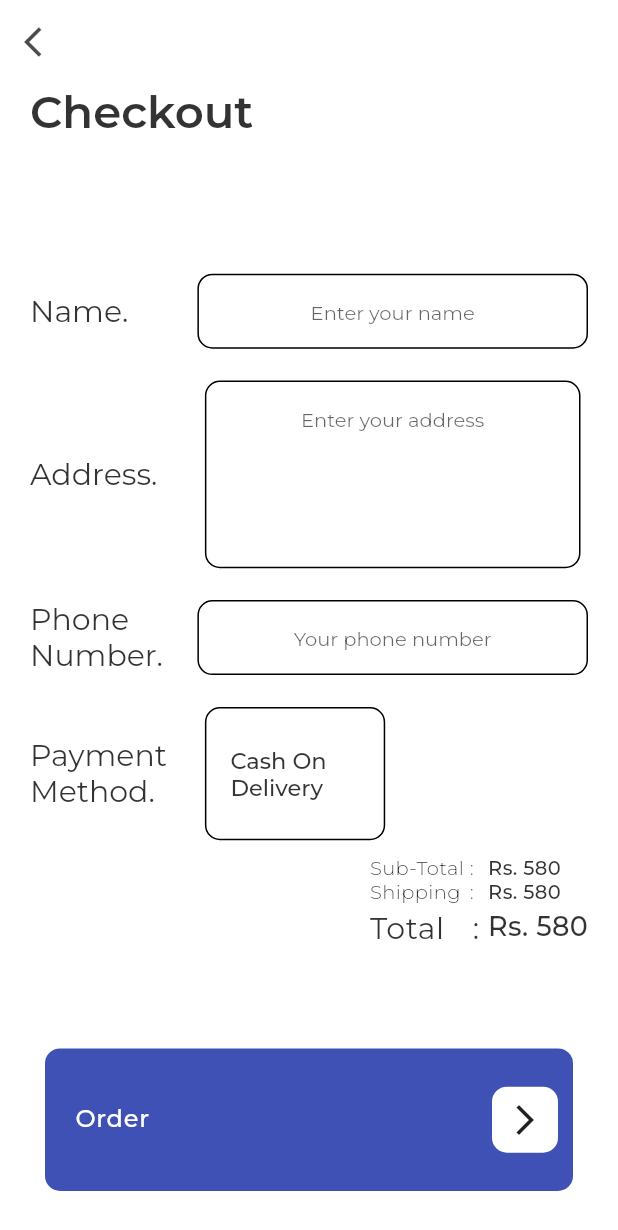
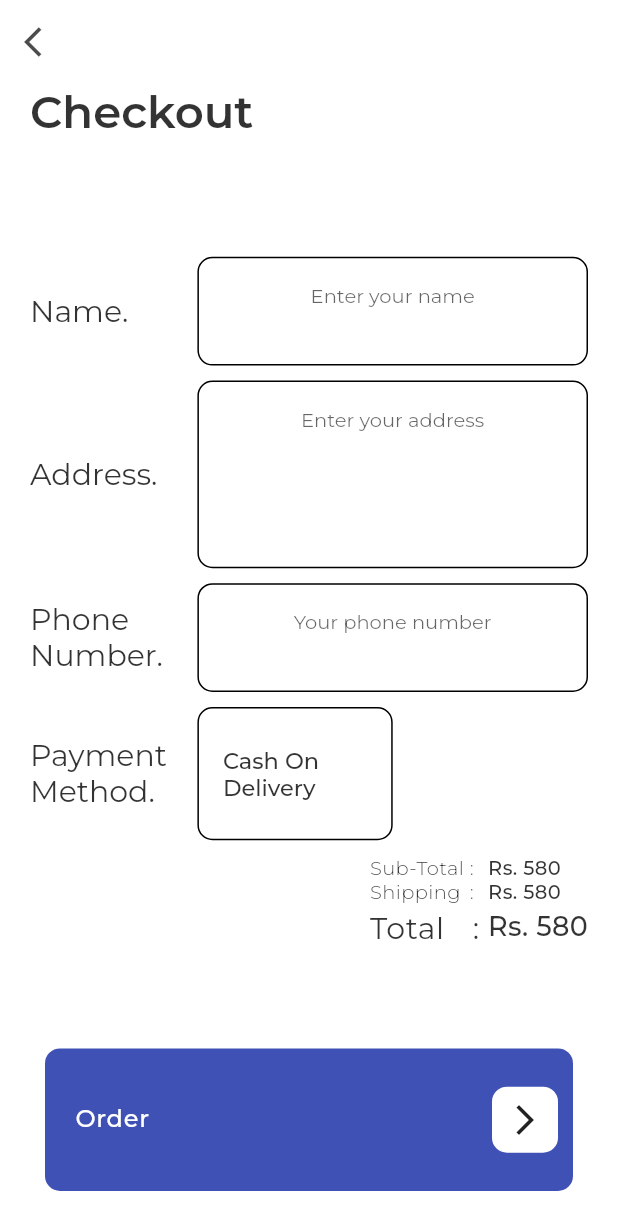
Before and after one commit to cptnmcboatface/Aria, a Flutter app: the CheckoutScreen screen opened directly, on a phone screen of 412 x 824 dp. Shown: the top 1230 px of the screen. Run offline on Flutter 3.47's test engine with Material 2 defaults, Android fonts, the phone set to English and light mode, and no system bars; our stand-ins replace carousel_slider, cloud_firestore, firebase_auth, flutter_spinkit, google_fonts, intl_phone_number_input and 2 more; missing offline and left inert: dart:ffi, sky_engine; accounts and stored records are empty.

Commit message:
fixed_alignment_issues

```diff
--- a/lib/screens/CheckoutScreen.dart
+++ b/lib/screens/CheckoutScreen.dart
@@ -62,6 +62,8 @@ class _CheckoutScreenState extends State<CheckoutScreen> {
                         Expanded(
                             flex: 7,
                             child: Container(
+                              width: double.infinity,
+                              height: double.infinity,
                               decoration: BoxDecoration(
                                   borderRadius:
                                       BorderRadius.all(Radius.circular(10)),
@@ -97,8 +99,7 @@ class _CheckoutScreenState extends State<CheckoutScreen> {
                           child: Container(
                             height: double.infinity,
                             width: double.infinity,
-                            margin: EdgeInsets.symmetric(
-                                horizontal: 5, vertical: 10),
+                            margin: EdgeInsets.symmetric(vertical: 10),
                             decoration: BoxDecoration(
                                 borderRadius:
                                     BorderRadius.all(Radius.circular(10)),
@@ -109,8 +110,6 @@ class _CheckoutScreenState extends State<CheckoutScreen> {
                               onChanged: (val) {},
                               keyboardType: TextInputType.multiline,
                               decoration: InputDecoration(
-                                  contentPadding:
-                                      EdgeInsets.symmetric(horizontal: 10),
                                   border: InputBorder.none,
                                   hintText: 'Enter your address',
                                   hintStyle:
@@ -136,6 +135,8 @@ class _CheckoutScreenState extends State<CheckoutScreen> {
                         Expanded(
                             flex: 7,
                             child: Container(
+                              width: double.infinity,
+                              height: double.infinity,
                               decoration: BoxDecoration(
                                   borderRadius:
                                       BorderRadius.all(Radius.circular(10)),
@@ -173,13 +174,13 @@ class _CheckoutScreenState extends State<CheckoutScreen> {
                             children: <Widget>[
                               Expanded(
                                 child: Container(
-                                  margin: EdgeInsets.symmetric(
-                                      horizontal: 5, vertical: 10),
+                                  height: double.infinity,
+                                  width: double.infinity,
+                                  margin: EdgeInsets.symmetric(vertical: 10),
                                   decoration: BoxDecoration(
                                       borderRadius:
                                           BorderRadius.all(Radius.circular(10)),
                                       border: Border.all()),
-                                  height: double.infinity,
                                   child: FlatButton(
                                     onPressed: null,
                                     child: Text("Cash On Delivery",
--- a/lib/screens/SplashScreen.dart
+++ b/lib/screens/SplashScreen.dart
@@ -37,7 +37,7 @@ class _SplashScreenState extends State<SplashScreen> {
               ),
               SizedBox(height: 10),
               Text(
-                "Slogan Comes Here",
+                "Slogan Comes Here ",
                 style: GoogleFonts.montserrat(
                     textStyle: TextStyle(fontSize: 15, color: Colors.white)),
               ),
```
